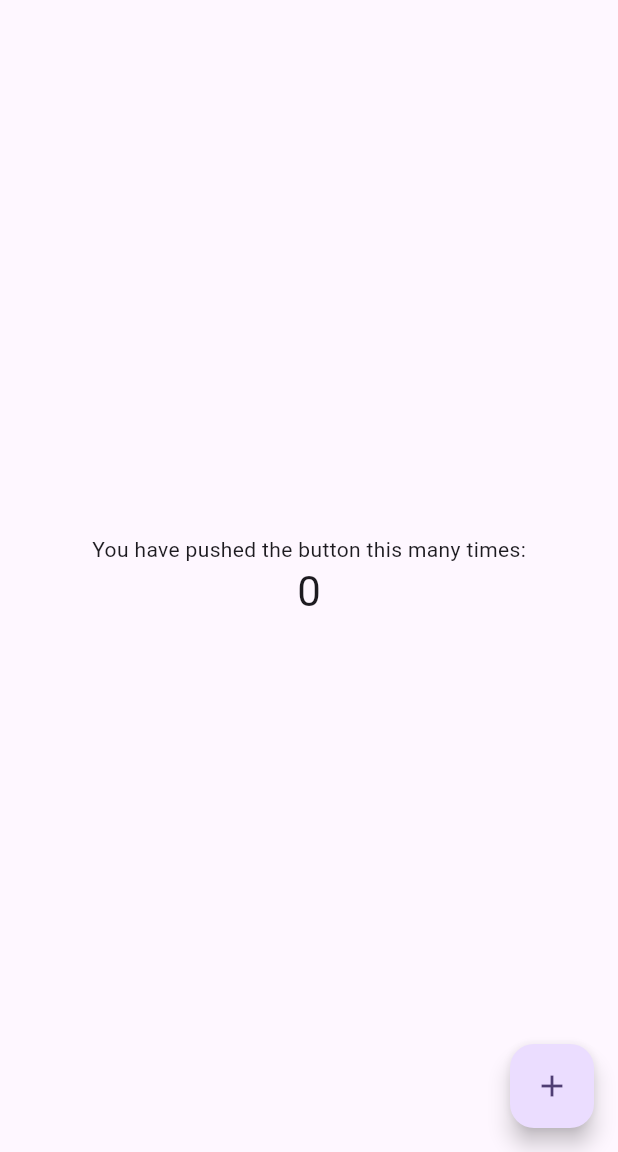
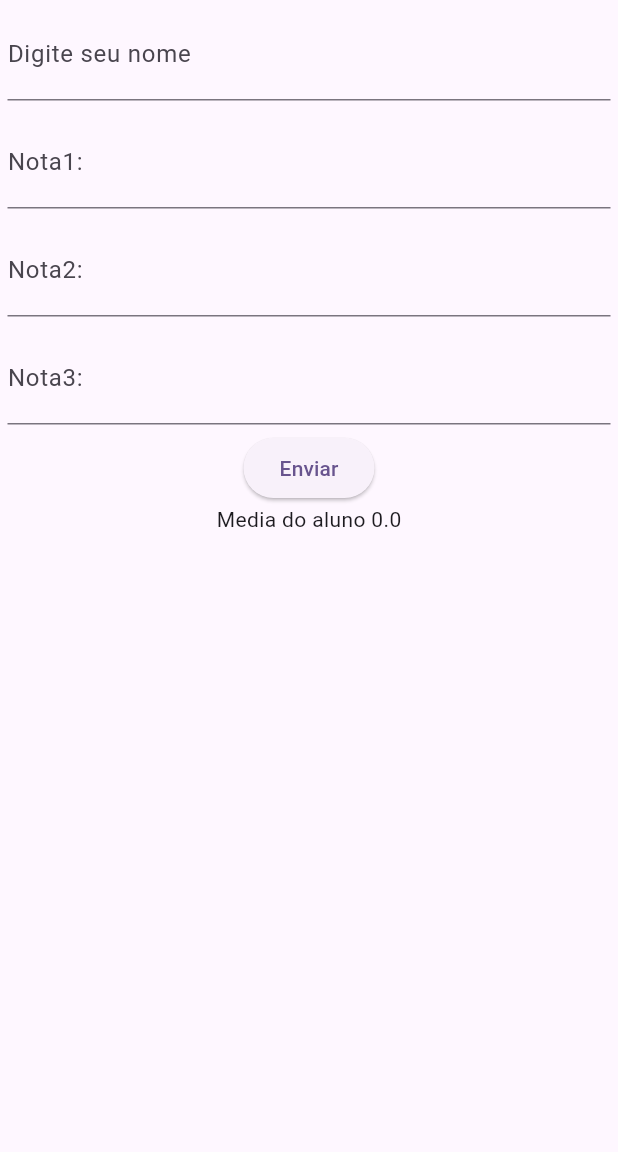
Before and after one commit to Henrique-Pessoa/atv1Mobile, a Flutter app: the screen it shows after launch, on a phone screen of 412 x 824 dp, the part 84-1236 px from its top. Run offline on Flutter 3.47's test engine with Material 2 defaults, Android fonts, the phone set to English and light mode, and no system bars.

Commit message:
Update main.dart

```diff
--- a/atv4/lib/main.dart
+++ b/atv4/lib/main.dart
@@ -7,27 +7,11 @@ void main() {
 class MyApp extends StatelessWidget {
   const MyApp({super.key});
 
-  // This widget is the root of your application.
   @override
   Widget build(BuildContext context) {
     return MaterialApp(
       title: 'Flutter Demo',
       theme: ThemeData(
-        // This is the theme of your application.
-        //
-        // TRY THIS: Try running your application with "flutter run". You'll see
-        // the application has a blue toolbar. Then, without quitting the app,
-        // try changing the seedColor in the colorScheme below to Colors.green
-        // and then invoke "hot reload" (save your changes or press the "hot
-        // reload" button in a Flutter-supported IDE, or press "r" if you used
-        // the command line to start the app).
-        //
-        // Notice that the counter didn't reset back to zero; the application
-        // state is not lost during the reload. To reset the state, use hot
-        // restart instead.
-        //
-        // This works for code too, not just values: Most code changes can be
-        // tested with just a hot reload.
         colorScheme: ColorScheme.fromSeed(seedColor: Colors.deepPurple),
         useMaterial3: true,
       ),
@@ -39,15 +23,6 @@ class MyApp extends StatelessWidget {
 class MyHomePage extends StatefulWidget {
   const MyHomePage({super.key, required this.title});
 
-  // This widget is the home page of your application. It is stateful, meaning
-  // that it has a State object (defined below) that contains fields that affect
-  // how it looks.
-
-  // This class is the configuration for the state. It holds the values (in this
-  // case the title) provided by the parent (in this case the App widget) and
-  // used by the build method of the State. Fields in a Widget subclass are
-  // always marked "final".
-
   final String title;
 
   @override
@@ -55,71 +30,85 @@ class MyHomePage extends StatefulWidget {
 }
 
 class _MyHomePageState extends State<MyHomePage> {
-  int _counter = 0;
+  final TextEditingController _name = TextEditingController();
+  final TextEditingController _nota1 = TextEditingController();
+  final TextEditingController _nota2 = TextEditingController();
+  final TextEditingController _nota3 = TextEditingController();
+  var _median = 0.0;
+  var _pass = "";
+  Color textColor = Colors.red;
 
-  void _incrementCounter() {
-    setState(() {
-      // This call to setState tells the Flutter framework that something has
-      // changed in this State, which causes it to rerun the build method below
-      // so that the display can reflect the updated values. If we changed
-      // _counter without calling setState(), then the build method would not be
-      // called again, and so nothing would appear to happen.
-      _counter++;
-    });
-  }
+
+
 
   @override
   Widget build(BuildContext context) {
-    // This method is rerun every time setState is called, for instance as done
-    // by the _incrementCounter method above.
-    //
-    // The Flutter framework has been optimized to make rerunning build methods
-    // fast, so that you can just rebuild anything that needs updating rather
-    // than having to individually change instances of widgets.
     return Scaffold(
       appBar: AppBar(
-        // TRY THIS: Try changing the color here to a specific color (to
-        // Colors.amber, perhaps?) and trigger a hot reload to see the AppBar
-        // change color while the other colors stay the same.
         backgroundColor: Theme.of(context).colorScheme.inversePrimary,
-        // Here we take the value from the MyHomePage object that was created by
-        // the App.build method, and use it to set our appbar title.
         title: Text(widget.title),
       ),
       body: Center(
-        // Center is a layout widget. It takes a single child and positions it
-        // in the middle of the parent.
         child: Column(
-          // Column is also a layout widget. It takes a list of children and
-          // arranges them vertically. By default, it sizes itself to fit its
-          // children horizontally, and tries to be as tall as its parent.
-          //
-          // Column has various properties to control how it sizes itself and
-          // how it positions its children. Here we use mainAxisAlignment to
-          // center the children vertically; the main axis here is the vertical
-          // axis because Columns are vertical (the cross axis would be
-          // horizontal).
-          //
-          // TRY THIS: Invoke "debug painting" (choose the "Toggle Debug Paint"
-          // action in the IDE, or press "p" in the console), to see the
-          // wireframe for each widget.
-          mainAxisAlignment: MainAxisAlignment.center,
-          children: <Widget>[
-            const Text(
-              'You have pushed the button this many times:',
+          children: [
+            Padding(
+              padding: const EdgeInsets.all(5),
+              child: TextField(
+                keyboardType: TextInputType.number,
+                decoration:
+                    const InputDecoration(labelText: "Digite seu nome"),
+                style: const TextStyle(fontSize: 20),
+                controller: _name,
+              ),
             ),
-            Text(
-              '$_counter',
-              style: Theme.of(context).textTheme.headlineMedium,
+            Padding(
+              padding: const EdgeInsets.all(5),
+              child: TextField(
+                keyboardType: TextInputType.number,
+                decoration:
+                    const InputDecoration(labelText: "Nota1: "),
+                style: const TextStyle(fontSize: 20),
+                controller: _nota1,
+              ),
             ),
+            Padding(
+              padding: const EdgeInsets.all(5),
+              child: TextField(
+                keyboardType: TextInputType.number,
+                decoration:
+                    const InputDecoration(labelText: "Nota2: "),
+                style: const TextStyle(fontSize: 20),
+                controller: _nota2,
+            )),
+              Padding(
+              padding: const EdgeInsets.all(5),
+              child: TextField(
+                keyboardType: TextInputType.number,
+                decoration:
+                    const InputDecoration(labelText: "Nota3: "),
+                style: const TextStyle(fontSize: 20),
+                controller: _nota3,
+              ),
+            ),
+            ElevatedButton(
+                onPressed: () {
+                  setState(() {
+                    _median = (int.parse(_nota1.text) + int.parse(_nota2.text) + int.parse(_nota3.text)) /3;
+                    if(_median < 7){
+                        _pass = "Reprovado";
+                        textColor = Colors.red;
+                    }else{
+                      _pass = "Aprovado";
+                      textColor = Colors.green;
+                    }
+                  });
+                },
+                child: const Text("Enviar")),
+            Text("Media do aluno $_median"),
+            Text(_pass,style: TextStyle(color:textColor,))
           ],
         ),
       ),
-      floatingActionButton: FloatingActionButton(
-        onPressed: _incrementCounter,
-        tooltip: 'Increment',
-        child: const Icon(Icons.add),
-      ), // This trailing comma makes auto-formatting nicer for build methods.
     );
   }
 }
```
